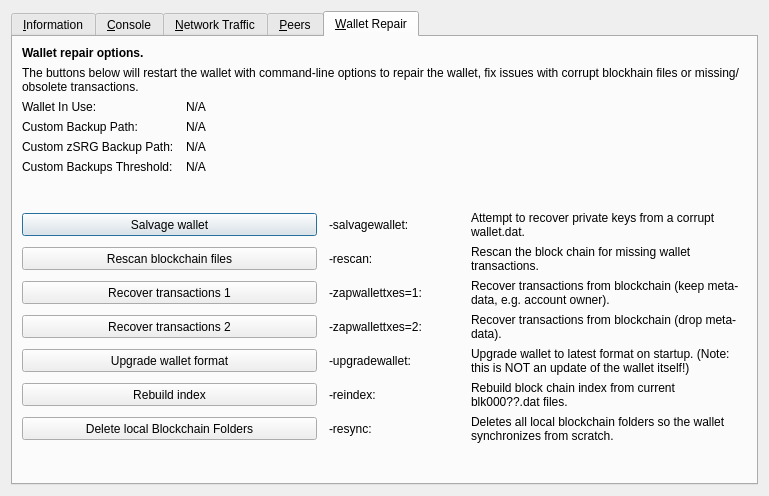
Above: src/qt/forms/rpcconsole.ui from HunterCanimun/surgeofficial-surge-coin before the change. Below: the same form after it.
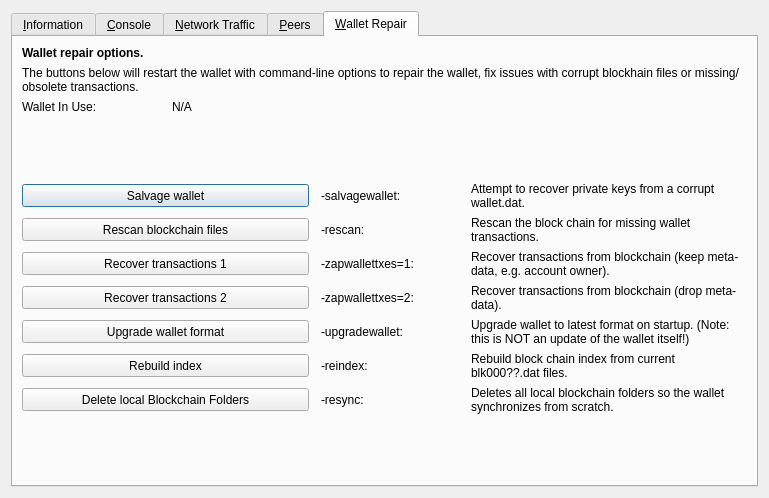
That is the form after the change. The open tabs and pages were chosen to show the change. Icons and pictures are not drawn. Custom widgets are drawn as their Qt base class.

The edit to the form file:
```diff
--- a/src/qt/forms/rpcconsole.ui
+++ b/src/qt/forms/rpcconsole.ui
@@ -7,7 +7,7 @@
     <x>0</x>
     <y>0</y>
     <width>769</width>
-    <height>496</height>
+    <height>498</height>
    </rect>
   </property>
   <property name="windowTitle">
@@ -1299,93 +1299,6 @@
         </widget>
        </item>
        <item row="3" column="0">
-        <widget class="QLabel" name="wallet_custombackuppath_label">
-         <property name="visible">
-          <bool>false</bool>
-         </property>
-         <property name="text">
-          <string>Custom Backup Path:</string>
-         </property>
-        </widget>
-       </item>
-       <item row="3" column="1" colspan="3">
-        <widget class="QLabel" name="wallet_custombackuppath">
-         <property name="cursor">
-          <cursorShape>IBeamCursor</cursorShape>
-         </property>
-         <property name="visible">
-          <bool>false</bool>
-         </property>
-         <property name="text">
-          <string>N/A</string>
-         </property>
-         <property name="textFormat">
-          <enum>Qt::PlainText</enum>
-         </property>
-         <property name="textInteractionFlags">
-          <set>Qt::LinksAccessibleByMouse|Qt::TextSelectableByKeyboard|Qt::TextSelectableByMouse</set>
-         </property>
-        </widget>
-       </item>
-       <item row="4" column="0">
-        <widget class="QLabel" name="wallet_customzsrgbackuppath_label">
-         <property name="visible">
-          <bool>false</bool>
-         </property>
-         <property name="text">
-          <string>Custom zSRG Backup Path:</string>
-         </property>
-        </widget>
-       </item>
-       <item row="4" column="1" colspan="3">
-        <widget class="QLabel" name="wallet_customzsrgbackuppath">
-         <property name="cursor">
-          <cursorShape>IBeamCursor</cursorShape>
-         </property>
-         <property name="visible">
-          <bool>false</bool>
-         </property>
-         <property name="text">
-          <string>N/A</string>
-         </property>
-         <property name="textFormat">
-          <enum>Qt::PlainText</enum>
-         </property>
-         <property name="textInteractionFlags">
-          <set>Qt::LinksAccessibleByMouse|Qt::TextSelectableByKeyboard|Qt::TextSelectableByMouse</set>
-         </property>
-        </widget>
-       </item>
-       <item row="5" column="0">
-        <widget class="QLabel" name="wallet_custombackupthreshold_label">
-         <property name="visible">
-          <bool>false</bool>
-         </property>
-         <property name="text">
-          <string>Custom Backups Threshold:</string>
-         </property>
-        </widget>
-       </item>
-       <item row="5" column="1" colspan="3">
-        <widget class="QLabel" name="wallet_custombackupthreshold">
-         <property name="cursor">
-          <cursorShape>IBeamCursor</cursorShape>
-         </property>
-         <property name="visible">
-          <bool>false</bool>
-         </property>
-         <property name="text">
-          <string>N/A</string>
-         </property>
-         <property name="textFormat">
-          <enum>Qt::PlainText</enum>
-         </property>
-         <property name="textInteractionFlags">
-          <set>Qt::LinksAccessibleByMouse|Qt::TextSelectableByKeyboard|Qt::TextSelectableByMouse</set>
-         </property>
-        </widget>
-       </item>
-       <item row="6" column="0">
         <spacer name="verticalSpacer_repair1">
          <property name="orientation">
           <enum>Qt::Vertical</enum>
@@ -1398,7 +1311,7 @@
          </property>
         </spacer>
        </item>
-       <item row="7" column="0" colspan="2">
+       <item row="4" column="0" colspan="2">
         <widget class="QPushButton" name="btn_salvagewallet">
          <property name="minimumSize">
           <size>
@@ -1411,14 +1324,14 @@
          </property>
         </widget>
        </item>
-       <item row="7" column="2">
+       <item row="4" column="2">
         <widget class="QLabel" name="label_repair_salvage_command">
          <property name="text">
           <string notr="true">-salvagewallet:</string>
          </property>
         </widget>
        </item>
-       <item row="7" column="3">
+       <item row="4" column="3">
         <widget class="QLabel" name="label_repair_salvage">
          <property name="text">
           <string>Attempt to recover private keys from a corrupt wallet.dat.</string>
@@ -1428,7 +1341,7 @@
          </property>
         </widget>
        </item>
-       <item row="8" column="0" colspan="2">
+       <item row="5" column="0" colspan="2">
         <widget class="QPushButton" name="btn_rescan">
          <property name="minimumSize">
           <size>
@@ -1441,14 +1354,14 @@
          </property>
         </widget>
        </item>
-       <item row="8" column="2">
+       <item row="5" column="2">
         <widget class="QLabel" name="label_repair_rescan_command">
          <property name="text">
           <string notr="true">-rescan:</string>
          </property>
         </widget>
        </item>
-       <item row="8" column="3">
+       <item row="5" column="3">
         <widget class="QLabel" name="label_repair_rescan">
          <property name="text">
           <string>Rescan the block chain for missing wallet transactions.</string>
@@ -1458,7 +1371,7 @@
          </property>
         </widget>
        </item>
-       <item row="9" column="0" colspan="2">
+       <item row="6" column="0" colspan="2">
         <widget class="QPushButton" name="btn_zapwallettxes1">
          <property name="minimumSize">
           <size>
@@ -1471,14 +1384,14 @@
          </property>
         </widget>
        </item>
-       <item row="9" column="2">
+       <item row="6" column="2">
         <widget class="QLabel" name="label_repair_zap1_command">
          <property name="text">
           <string notr="true">-zapwallettxes=1:</string>
          </property>
         </widget>
        </item>
-       <item row="9" column="3">
+       <item row="6" column="3">
         <widget class="QLabel" name="label_repair_zap1">
          <property name="text">
           <string>Recover transactions from blockchain (keep meta-data, e.g. account owner).</string>
@@ -1488,7 +1401,7 @@
          </property>
         </widget>
        </item>
-       <item row="10" column="0" colspan="2">
+       <item row="7" column="0" colspan="2">
         <widget class="QPushButton" name="btn_zapwallettxes2">
          <property name="minimumSize">
           <size>
@@ -1501,14 +1414,14 @@
          </property>
         </widget>
        </item>
-       <item row="10" column="2">
+       <item row="7" column="2">
         <widget class="QLabel" name="label_repair_zap2_command">
          <property name="text">
           <string notr="true">-zapwallettxes=2:</string>
          </property>
         </widget>
        </item>
-       <item row="10" column="3">
+       <item row="7" column="3">
         <widget class="QLabel" name="label_repair_zap2">
          <property name="text">
           <string>Recover transactions from blockchain (drop meta-data).</string>
@@ -1518,7 +1431,7 @@
          </property>
         </widget>
        </item>
-       <item row="11" column="0" colspan="2">
+       <item row="8" column="0" colspan="2">
         <widget class="QPushButton" name="btn_upgradewallet">
          <property name="minimumSize">
           <size>
@@ -1531,14 +1444,14 @@
          </property>
         </widget>
        </item>
-       <item row="11" column="2">
+       <item row="8" column="2">
         <widget class="QLabel" name="label_repair_upgrade_command">
          <property name="text">
           <string notr="true">-upgradewallet:</string>
          </property>
         </widget>
        </item>
-       <item row="11" column="3">
+       <item row="8" column="3">
         <widget class="QLabel" name="label_repair_upgrade">
          <property name="text">
           <string>Upgrade wallet to latest format on startup. (Note: this is NOT an update of the wallet itself!)</string>
@@ -1548,7 +1461,7 @@
          </property>
         </widget>
        </item>
-       <item row="12" column="0" colspan="2">
+       <item row="9" column="0" colspan="2">
         <widget class="QPushButton" name="btn_reindex">
          <property name="minimumSize">
           <size>
@@ -1561,14 +1474,14 @@
          </property>
         </widget>
        </item>
-       <item row="12" column="2">
+       <item row="9" column="2">
         <widget class="QLabel" name="label_repair_reindex_command">
          <property name="text">
           <string notr="true">-reindex:</string>
          </property>
         </widget>
        </item>
-       <item row="12" column="3">
+       <item row="9" column="3">
         <widget class="QLabel" name="label_repair_reindex">
          <property name="text">
           <string>Rebuild block chain index from current blk000??.dat files.</string>
@@ -1578,7 +1491,7 @@
          </property>
         </widget>
        </item>
-       <item row="13" column="0" colspan="2">
+       <item row="10" column="0" colspan="2">
         <widget class="QPushButton" name="btn_resync">
          <property name="minimumSize">
           <size>
@@ -1591,14 +1504,14 @@
          </property>
         </widget>
        </item>
-       <item row="13" column="2">
+       <item row="10" column="2">
         <widget class="QLabel" name="label_repair_resync_command">
          <property name="text">
           <string>-resync:</string>
          </property>
         </widget>
        </item>
-       <item row="13" column="3">
+       <item row="10" column="3">
         <widget class="QLabel" name="label_repair_resync">
          <property name="text">
           <string>Deletes all local blockchain folders so the wallet synchronizes from scratch.</string>
@@ -1608,7 +1521,7 @@
          </property>
         </widget>
        </item>
-       <item row="14" column="0">
+       <item row="11" column="0">
         <spacer name="verticalSpacer_repair2">
          <property name="orientation">
           <enum>Qt::Vertical</enum>
```
Left out of the diff: 127 changed lines with no effect on the pictures.
